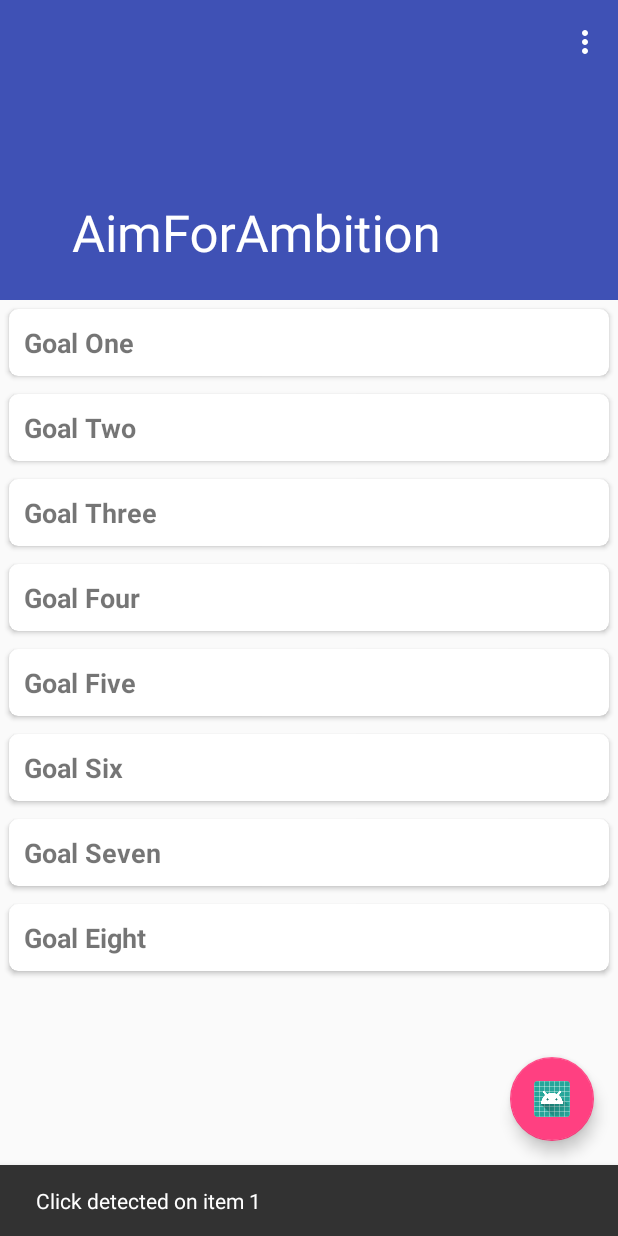
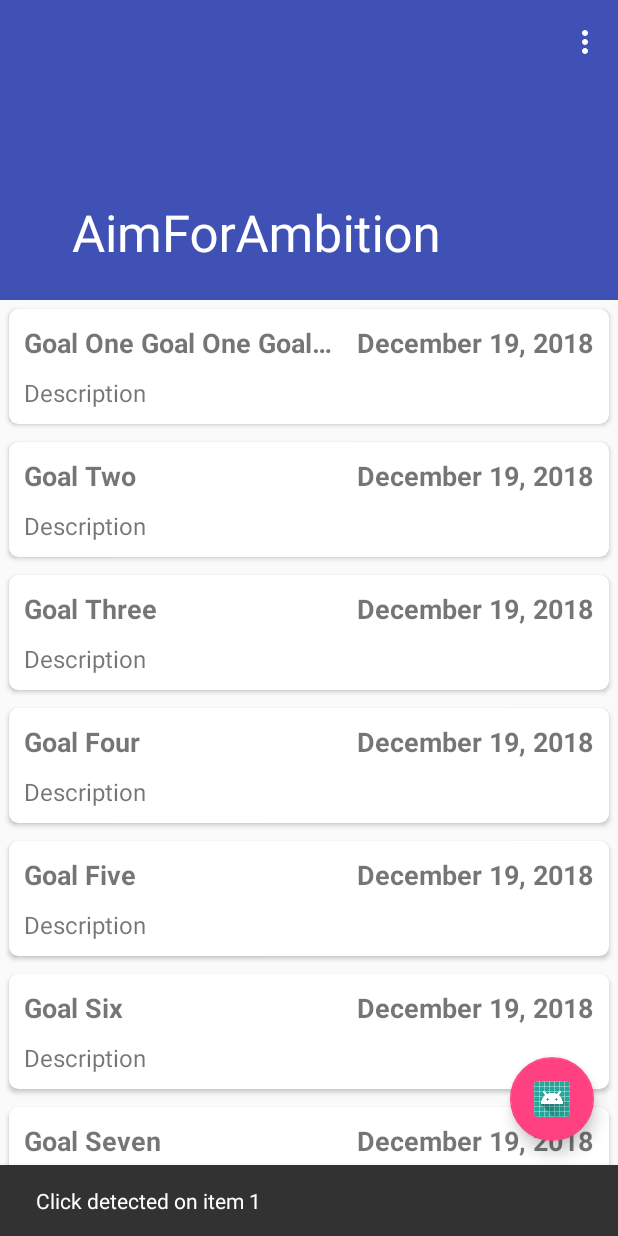
Before and after one commit to matthewstulz/AimForAmbition, an Android app: the screen it shows after launch (MainActivity), after a tap on "Goal Two", on a phone screen of 412 x 824 dp. Run offline under Robolectric (Android 15) with nearby library versions, the phone set to English and light mode, and no system bars; 1 other tap on this screen came first.

Commit message:
Fields added to card_goal, datePicker implemented, and switch visibility of end date button works.

```diff
--- a/app/src/main/java/com/github/stulzm2/aimforambition/MainActivity.kt
+++ b/app/src/main/java/com/github/stulzm2/aimforambition/MainActivity.kt
@@ -9,8 +9,11 @@ import android.support.v7.widget.LinearLayoutManager
 import android.support.v7.widget.RecyclerView
 import android.view.Menu
 import android.view.MenuItem
+import android.view.View
 import com.github.stulzm2.aimforambition.adapter.GoalAdapter
+import com.github.stulzm2.aimforambition.goals.DialogHandler
 import com.github.stulzm2.aimforambition.goals.GoalActivity
+import com.github.stulzm2.aimforambition.models.Goal
 
 import kotlinx.android.synthetic.main.activity_main.*
 
@@ -18,33 +21,33 @@ class MainActivity : AppCompatActivity() {
 
     private var layoutManager: RecyclerView.LayoutManager? = null
     private var adapter: RecyclerView.Adapter<GoalAdapter.ViewHolder>? = null
+    var listGoals: List<Goal> = ArrayList()
 
     override fun onCreate(savedInstanceState: Bundle?) {
         super.onCreate(savedInstanceState)
         setContentView(R.layout.activity_main)
+
+        initViews()
+        initOperations()
+    }
+
+    private fun initViews() {
+        collapsing_toolbar.title = "AimForAmbition"
+        collapsing_toolbar.setContentScrimColor(Color.parseColor("#3F51B5"))
         setSupportActionBar(toolbar)
-
-        collapsing_toolbar.title = "AimForAmbition"
-        collapsing_toolbar.setContentScrimColor(Color.parseColor("#FFFFFF"))
 
         layoutManager = LinearLayoutManager(this)
         recycler_view.layoutManager = layoutManager
 
-        adapter = GoalAdapter()
+        adapter = GoalAdapter(goalList = listGoals)
         recycler_view.adapter = adapter
-
-        fab_goal_intent.setOnClickListener { view ->
-            addGoal()
-            /*
-            Snackbar.make(view, "Replace with your own action", Snackbar.LENGTH_LONG)
-                    .setAction("Action", null).show()
-                    */
-        }
     }
 
-    private fun addGoal() {
-        val intent = Intent(this, GoalActivity::class.java)
-        startActivity(intent)
+    private fun initOperations() {
+        fab_goal_intent.setOnClickListener {
+            val intent = Intent(this, GoalActivity::class.java)
+            startActivity(intent)
+        }
     }
 
     override fun onCreateOptionsMenu(menu: Menu): Boolean {
--- a/app/src/main/java/com/github/stulzm2/aimforambition/adapter/GoalAdapter.kt
+++ b/app/src/main/java/com/github/stulzm2/aimforambition/adapter/GoalAdapter.kt
@@ -7,11 +7,12 @@ import android.view.View
 import android.view.ViewGroup
 import android.widget.TextView
 import com.github.stulzm2.aimforambition.R
+import com.github.stulzm2.aimforambition.models.Goal
 
 /**
  * Created by matthewstulz on 2/4/18.
  */
-class GoalAdapter : RecyclerView.Adapter<GoalAdapter.ViewHolder>() {
+class GoalAdapter(goalList: List<Goal>) : RecyclerView.Adapter<GoalAdapter.ViewHolder>() {
 
     inner class ViewHolder(itemView: View) : RecyclerView.ViewHolder(itemView) {
 
@@ -43,7 +44,7 @@ class GoalAdapter : RecyclerView.Adapter<GoalAdapter.ViewHolder>() {
         return titles.size
     }
 
-    private val titles = arrayOf("Goal One",
+    private val titles = arrayOf("Goal One Goal One Goal One Goal One Goal One Goal One Goal One Goal One",
             "Goal Two", "Goal Three", "Goal Four",
             "Goal Five", "Goal Six", "Goal Seven",
             "Goal Eight")
--- a/app/src/main/res/layout/card_goal.xml
+++ b/app/src/main/res/layout/card_goal.xml
@@ -8,16 +8,49 @@
     android:layout_margin="6dp"
     card_view:cardCornerRadius="6dp">
 
+    <RelativeLayout
+        android:layout_width="match_parent"
+        android:layout_height="wrap_content">
+
         <TextView
             android:id="@+id/card_goal_text"
             android:layout_marginTop="10dp"
             android:layout_marginBottom="10dp"
             android:textSize="18sp"
+            android:layout_width="205dp"
+            android:layout_height="wrap_content"
+            android:layout_marginLeft="10dp"
+            android:textStyle="bold"
+            android:ellipsize="end"
+            android:maxLines="1"
+            android:text="@string/app_name" />
+
+        <TextView
+            android:id="@+id/card_goal_deadline"
+            android:layout_marginTop="10dp"
+            android:layout_marginBottom="10dp"
+            android:textSize="18sp"
+            android:layout_width="match_parent"
+            android:layout_height="wrap_content"
+            android:layout_marginRight="10dp"
+            android:layout_toRightOf="@id/card_goal_text"
+            android:gravity="end"
+            android:textStyle="bold"
+            android:text="December 19, 2018" />
+
+
+        <TextView
+            android:id="@+id/card_goal_description"
+            android:layout_marginBottom="10dp"
+            android:textSize="16sp"
             android:layout_width="wrap_content"
             android:layout_height="wrap_content"
             android:layout_marginStart="10dp"
             android:layout_marginEnd="10dp"
-        android:textStyle="bold"
-        android:text="@string/app_name" />
+            android:layout_below="@+id/card_goal_text"
+            android:text="Description" />
+
+    </RelativeLayout>
+
 
 </android.support.v7.widget.CardView>
```
Also changed, not shown: app/src/main/java/com/github/stulzm2/aimforambition/goals/DateSettings.kt (added, +22 -0 lines), app/src/main/java/com/github/stulzm2/aimforambition/goals/DialogHandler.kt (added, +25 -0 lines), app/src/main/java/com/github/stulzm2/aimforambition/goals/GoalActivity.kt (+21 -1 lines), app/src/main/res/layout/activity_goal.xml (+15 -2 lines). Lines whose indentation alone changed are shown as unchanged.
